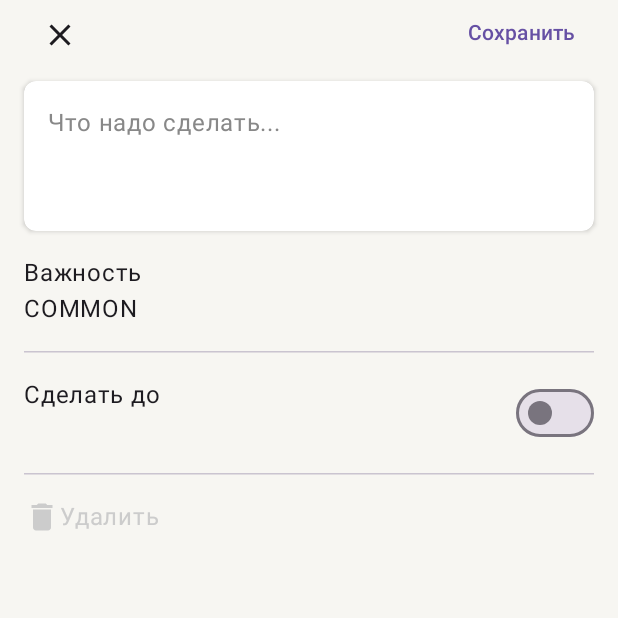
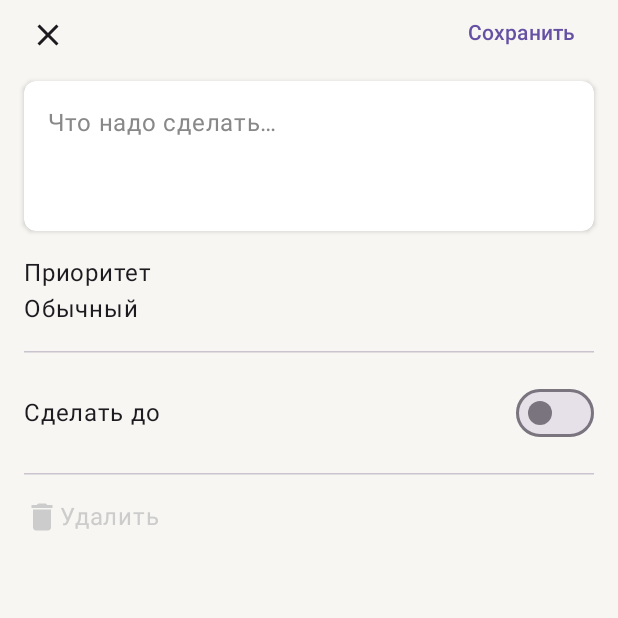
Before and after one commit to Max-Andersen/ToDoApp, an Android app built with Jetpack Compose: the composable TodoItemCardStateless shown on its own in the app's theme, on a phone screen of 412 x 824 dp, the top half of it. Run offline under Robolectric (Android 15) with nearby library versions, the phone set to English and light mode, and no system bars.

Commit message:
feature: вынес строки, чуток зарефакторил карточку, добавил DatePicker

```diff
--- a/app/src/main/java/com/toloknov/summerschool/todoapp/ui/card/TodoItemCard.kt
+++ b/app/src/main/java/com/toloknov/summerschool/todoapp/ui/card/TodoItemCard.kt
@@ -1,6 +1,5 @@
 package com.toloknov.summerschool.todoapp.ui.card
 
-import android.widget.Space
 import androidx.compose.foundation.clickable
 import androidx.compose.foundation.layout.Arrangement
 import androidx.compose.foundation.layout.Box
@@ -10,11 +9,8 @@ import androidx.compose.foundation.layout.Spacer
 import androidx.compose.foundation.layout.defaultMinSize
 import androidx.compose.foundation.layout.fillMaxSize
 import androidx.compose.foundation.layout.fillMaxWidth
-import androidx.compose.foundation.layout.imeNestedScroll
-import androidx.compose.foundation.layout.imePadding
 import androidx.compose.foundation.layout.padding
 import androidx.compose.foundation.layout.size
-import androidx.compose.foundation.layout.statusBarsPadding
 import androidx.compose.foundation.layout.systemBarsPadding
 import androidx.compose.foundation.rememberScrollState
 import androidx.compose.foundation.shape.RoundedCornerShape
@@ -22,6 +18,10 @@ import androidx.compose.foundation.verticalScroll
 import androidx.compose.material.icons.Icons
 import androidx.compose.material.icons.filled.Close
 import androidx.compose.material.icons.filled.Delete
+import androidx.compose.material3.ButtonDefaults
+import androidx.compose.material3.DatePicker
+import androidx.compose.material3.DatePickerDefaults
+import androidx.compose.material3.DatePickerDialog
 import androidx.compose.material3.DropdownMenu
 import androidx.compose.material3.DropdownMenuItem
 import androidx.compose.material3.ExperimentalMaterial3Api
@@ -32,12 +32,10 @@ import androidx.compose.material3.MaterialTheme
 import androidx.compose.material3.OutlinedTextField
 import androidx.compose.material3.OutlinedTextFieldDefaults
 import androidx.compose.material3.Scaffold
-import androidx.compose.material3.Surface
 import androidx.compose.material3.Switch
 import androidx.compose.material3.Text
 import androidx.compose.material3.TextButton
-import androidx.compose.material3.TextField
-import androidx.compose.material3.TextFieldDefaults
+import androidx.compose.material3.rememberDatePickerState
 import androidx.compose.runtime.Composable
 import androidx.compose.runtime.LaunchedEffect
 import androidx.compose.runtime.collectAsState
@@ -45,15 +43,19 @@ import androidx.compose.runtime.getValue
 import androidx.compose.runtime.mutableStateOf
 import androidx.compose.runtime.remember
 import androidx.compose.runtime.setValue
+import androidx.compose.ui.Alignment
 import androidx.compose.ui.Modifier
 import androidx.compose.ui.draw.clip
 import androidx.compose.ui.draw.shadow
 import androidx.compose.ui.graphics.Color
 import androidx.compose.ui.input.nestedscroll.nestedScroll
+import androidx.compose.ui.res.stringResource
 import androidx.compose.ui.tooling.preview.Preview
 import androidx.compose.ui.unit.dp
 import androidx.compose.ui.unit.sp
+import androidx.compose.ui.window.DialogProperties
 import androidx.lifecycle.viewmodel.compose.viewModel
+import com.toloknov.summerschool.todoapp.R
 import com.toloknov.summerschool.todoapp.domain.model.ItemImportance
 import com.toloknov.summerschool.todoapp.ui.common.theme.PADDING_BIG
 import com.toloknov.summerschool.todoapp.ui.common.theme.PADDING_MEDIUM
@@ -61,6 +63,7 @@ import com.toloknov.summerschool.todoapp.ui.common.theme.ToDoAppTheme
 import com.toloknov.summerschool.todoapp.ui.common.toolbar.CollapsingTopbar
 import com.toloknov.summerschool.todoapp.ui.common.toolbar.rememberToolbarScrollBehavior
 import com.toloknov.summerschool.todoapp.ui.common.utils.convertToReadable
+import com.toloknov.summerschool.todoapp.ui.common.utils.convertToZonedDateTime
 import java.time.ZonedDateTime
 
 @Composable
@@ -100,6 +103,19 @@ fun TodoItemCardStateless(
 
     val scrollBehavior = rememberToolbarScrollBehavior()
 
+    var firstDateDialogState by remember { mutableStateOf(false) }
+
+
+    if (firstDateDialogState) {
+        DateDialog(
+            currPickedDate = uiState.deadline,
+            onConfirmButtonClick = { reduce(TodoItemCardItent.SetDeadline(it)) },
+            onDismissRequest = {
+                firstDateDialogState = false
+            }
+        )
+    }
+
     Scaffold(
         modifier = Modifier
             .systemBarsPadding()
@@ -113,7 +129,7 @@ fun TodoItemCardStateless(
                 },
                 actions = {
                     TextButton(onClick = { reduce(TodoItemCardItent.SaveTodoItem) }) {
-                        Text(text = "Сохранить")
+                        Text(text = stringResource(id = R.string.save))
                     }
                 },
                 collapsedElevation = 10.dp,
@@ -135,10 +151,129 @@ fun TodoItemCardStateless(
                 ItemImportance.values()
             }
 
+            InputTodoText(
+                uiState = uiState,
+                reduce = reduce
+            )
+            Spacer(modifier = Modifier.size(PADDING_BIG))
+
+            ImportanceBlock(
+                uiState = uiState,
+                importanceItems = importanceItems,
+                reduce = reduce
+            )
+            Spacer(modifier = Modifier.size(PADDING_BIG))
+            HorizontalDivider()
+
+            Spacer(modifier = Modifier.size(PADDING_BIG))
+            SelectDeadline(
+                uiState = uiState,
+                openDialog = { firstDateDialogState = true },
+                reduce = reduce
+            )
+
+            Spacer(modifier = Modifier.size(PADDING_BIG))
+            HorizontalDivider()
+            Spacer(modifier = Modifier.size(PADDING_BIG))
+
+
+            DeleteSection(uiState, reduce)
+
+            Spacer(modifier = Modifier.size(PADDING_BIG * 2))
+        }
+    }
+}
+
+@Composable
+private fun DeleteSection(
+    uiState: TodoItemCardUiState,
+    reduce: (TodoItemCardItent) -> Unit
+) {
+    val deleteSectionColor = if (uiState.isNewItem) {
+        Color.LightGray
+    } else {
+        Color.Red
+    }
+
+    Row(
+        modifier = Modifier
+            .fillMaxWidth()
+            .clip(RoundedCornerShape(PADDING_MEDIUM))
+            .clickable(enabled = !uiState.isNewItem) {
+                reduce(TodoItemCardItent.DeleteTodoItem)
+            }
+    ) {
+        Icon(
+            imageVector = Icons.Default.Delete,
+            contentDescription = null,
+            tint = deleteSectionColor
+        )
+        Text(text = stringResource(id = R.string.delete), color = deleteSectionColor)
+    }
+}
+
+@Composable
+private fun SelectDeadline(
+    uiState: TodoItemCardUiState,
+    openDialog: () -> Unit,
+    reduce: (TodoItemCardItent) -> Unit
+) {
+    Row(
+        modifier = Modifier.fillMaxWidth(),
+        horizontalArrangement = Arrangement.SpaceBetween,
+        verticalAlignment = Alignment.CenterVertically
+    ) {
+        Text(text = stringResource(id = R.string.do_before))
+        Switch(checked = uiState.deadline != null, onCheckedChange = { newState ->
+            if (newState) {
+                openDialog()
+            } else {
+                reduce(TodoItemCardItent.SetDeadline(null))
+            }
+        })
+    }
+    if (uiState.deadline != null) {
+        Text(text = uiState.deadline.convertToReadable() ?: "")
+    }
+}
+
+@Composable
+private fun ImportanceBlock(
+    uiState: TodoItemCardUiState,
+    importanceItems: Array<ItemImportance>,
+    reduce: (TodoItemCardItent) -> Unit
+) {
     var dropDownExpanded by remember {
         mutableStateOf(false)
     }
 
+    Box(modifier = Modifier.clickable { dropDownExpanded = true }) {
+        Column {
+            Text(text = stringResource(id = R.string.importance))
+            Text(text = uiState.importance.nameRu)
+        }
+        DropdownMenu(
+            expanded = dropDownExpanded,
+            onDismissRequest = { dropDownExpanded = false }) {
+            importanceItems.forEach { item ->
+                DropdownMenuItem(
+                    text = {
+                        Text(text = item.nameRu)
+                    },
+                    onClick = {
+                        reduce(TodoItemCardItent.SetImportance(item))
+                        dropDownExpanded = false
+                    })
+            }
+        }
+    }
+}
+
+@Composable
+private fun InputTodoText(
+    uiState: TodoItemCardUiState,
+    reduce: (TodoItemCardItent) -> Unit
+) {
     OutlinedTextField(
         modifier = Modifier
             .fillMaxWidth()
@@ -167,88 +302,56 @@ fun TodoItemCardStateless(
         ),
         placeholder = {
             Text(
-                        text = "Что надо сделать...",
+                text = stringResource(id = R.string.what_need_to_do),
                 color = Color.Gray,
                 fontSize = 16.sp
             )
         }
     )
-
-            Spacer(modifier = Modifier.size(PADDING_BIG))
-
-            Box(modifier = Modifier.clickable { dropDownExpanded = true }) {
-                Column {
-                    Text(text = "Важность")
-                    Text(text = uiState.importance.name)
-                }
-                DropdownMenu(
-                    expanded = dropDownExpanded,
-                    onDismissRequest = { dropDownExpanded = false }) {
-                    importanceItems.forEach { item ->
-                        DropdownMenuItem(
-                            text = {
-                                Text(text = item.name)
-                            },
-                            onClick = {
-                                reduce(TodoItemCardItent.SetImportance(item))
-                                dropDownExpanded = false
-                            })
-                    }
-                }
 }
 
+@OptIn(ExperimentalMaterial3Api::class)
+@Composable
+private fun DateDialog(
+    currPickedDate: ZonedDateTime?,
+    onConfirmButtonClick: (newStartDate: ZonedDateTime) -> Unit,
+    onDismissRequest: () -> Unit,
+) {
+    val datePickerState = rememberDatePickerState(
+        initialSelectedDateMillis = currPickedDate?.toInstant()?.toEpochMilli()
+    )
 
-
-            Spacer(modifier = Modifier.size(PADDING_BIG))
-            HorizontalDivider()
-            Spacer(modifier = Modifier.size(PADDING_BIG))
-            Row(
-                modifier = Modifier.fillMaxWidth(),
-                horizontalArrangement = Arrangement.SpaceBetween
+    DatePickerDialog(
+        onDismissRequest = onDismissRequest,
+        confirmButton = {
+            TextButton(onClick = {
+                datePickerState.selectedDateMillis?.convertToZonedDateTime()
+                    ?.let { onConfirmButtonClick(it) }
+                onDismissRequest()
+            }) {
+                Text(text = stringResource(R.string.select))
+            }
+        },
+        dismissButton = {
+            TextButton(
+                onClick = onDismissRequest,
+                colors = ButtonDefaults.textButtonColors(contentColor = MaterialTheme.colorScheme.surfaceTint)
             ) {
-                Text(text = "Сделать до")
-                Switch(checked = uiState.deadline != null, onCheckedChange = { newState ->
-                    if (newState) {
-                        reduce(TodoItemCardItent.SetDeadline(ZonedDateTime.now()))
-                    } else {
-                        reduce(TodoItemCardItent.SetDeadline(null))
+                Text(text = stringResource(R.string.cancel))
             }
-                })
-            }
-            if (uiState.deadline != null) {
-                Text(text = uiState.deadline.convertToReadable() ?: "")
-            }
-
-            Spacer(modifier = Modifier.size(PADDING_BIG))
-            HorizontalDivider()
-            Spacer(modifier = Modifier.size(PADDING_BIG))
-
-
-            val deleteSectionColor = if (uiState.isNewItem) {
-                Color.LightGray
-            } else {
-                Color.Red
-            }
-
-
-            Row(
-                modifier = Modifier
-                    .clip(RoundedCornerShape(PADDING_MEDIUM))
-                    .clickable(enabled = !uiState.isNewItem) {
-                        reduce(TodoItemCardItent.DeleteTodoItem)
-                    }
+        },
+        properties = DialogProperties(),
+        colors = DatePickerDefaults.colors(containerColor = MaterialTheme.colorScheme.surfaceContainerLow),
     ) {
-                Icon(
-                    imageVector = Icons.Default.Delete,
-                    contentDescription = null,
-                    tint = deleteSectionColor
+        DatePicker(
+            state = datePickerState,
+            title = {
+                Text(
+                    modifier = Modifier.padding(start = PADDING_BIG, top = PADDING_BIG),
+                    text = stringResource(R.string.date)
                 )
-                Text(text = "Удалить", color = deleteSectionColor)
-
-            }
-
-            Spacer(modifier = Modifier.size(PADDING_BIG * 2))
-        }
+            },
+        )
     }
 }
 
--- a/app/src/main/java/com/toloknov/summerschool/todoapp/ui/common/toolbar/CollapsingTopbar.kt
+++ b/app/src/main/java/com/toloknov/summerschool/todoapp/ui/common/toolbar/CollapsingTopbar.kt
@@ -23,6 +23,7 @@ import androidx.compose.ui.text.style.TextOverflow
 import androidx.compose.ui.unit.Dp
 import androidx.compose.ui.unit.dp
 import androidx.compose.ui.unit.sp
+import com.toloknov.summerschool.todoapp.ui.common.theme.PADDING_MEDIUM
 import kotlin.math.roundToInt
 
 
@@ -61,7 +62,10 @@ fun CollapsingTopbar(
     val elevationState = animateDpAsState(if (showElevation) collapsedElevation else 0.dp)
 
     val actionPaddingPxValue =
-        with(LocalDensity.current) { if (collapsingTitle != null) 8.dp.toPx() else 2.dp.toPx() }
+        with(LocalDensity.current) { if (collapsingTitle != null) PADDING_MEDIUM.toPx() else 2.dp.toPx() }
+
+    val paddingMediumPxValue =
+        with(LocalDensity.current) { PADDING_MEDIUM.toPx() }
 
     Surface(
         modifier = modifier,
@@ -187,7 +191,7 @@ fun CollapsingTopbar(
             // Calculating coordinates of widgets inside toolbar:
 
             // Current coordinates of navigation icon
-            val navigationIconX = horizontalPaddingPx.roundToInt()
+            val navigationIconX = (horizontalPaddingPx - paddingMediumPxValue).roundToInt()
             val navigationIconY =
                 ((collapsedHeightPx - (navigationIconPlaceable?.height ?: 0)) / 2).roundToInt()
 
--- a/app/src/main/java/com/toloknov/summerschool/todoapp/ui/list/TodoItemsList.kt
+++ b/app/src/main/java/com/toloknov/summerschool/todoapp/ui/list/TodoItemsList.kt
@@ -3,6 +3,7 @@ package com.toloknov.summerschool.todoapp.ui.list
 import androidx.compose.foundation.ExperimentalFoundationApi
 import androidx.compose.foundation.Image
 import androidx.compose.foundation.background
+import androidx.compose.foundation.clickable
 import androidx.compose.foundation.layout.Arrangement
 import androidx.compose.foundation.layout.Box
 import androidx.compose.foundation.layout.Column
@@ -283,7 +284,7 @@ private fun LazyItemScope.TodoListItem(
                 )
             }
         },
-        modifier = Modifier.animateItemPlacement()
+        modifier = Modifier.animateItemPlacement().clickable { clickOnItem() }
     ) {
         Row(
             modifier = modifier
--- a/app/src/main/res/values/strings.xml
+++ b/app/src/main/res/values/strings.xml
@@ -6,5 +6,17 @@
 
     <string name="new_item">Новое</string>
     <string name="list_is_empty">Список пуст</string>
+    <string name="importance">Приоритет</string>
+    <string name="what_need_to_do">Что надо сделать…</string>
+
+
+    <string name="select">Выбрать</string>
+    <string name="cancel">Отмена</string>
+    <string name="date">Дата</string>
+
+    <string name="delete">Удалить</string>
+    <string name="save">Сохранить</string>
+    <string name="do_before">Сделать до</string>
+
 
 </resources>
```
Also changed, not shown: app/src/main/java/com/toloknov/summerschool/todoapp/domain/model/ItemImportance.kt (+6 -4 lines), app/src/main/java/com/toloknov/summerschool/todoapp/ui/common/utils/DateUtils.kt (+7 -1 lines). Lines whose indentation alone changed are shown as unchanged.
